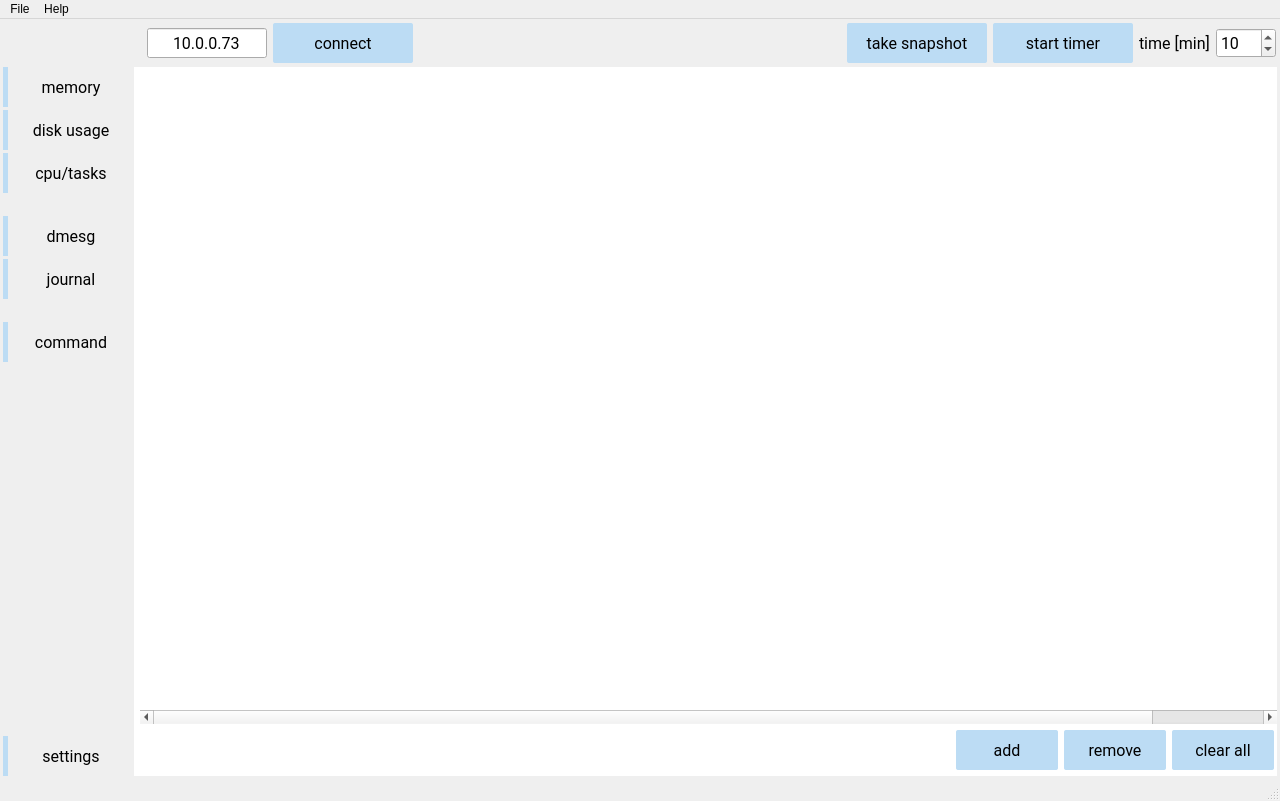
Qt form GUI/qt5TCMonitorMainWindow.ui (jaroslavkovar80/SSHClient) before a commit.
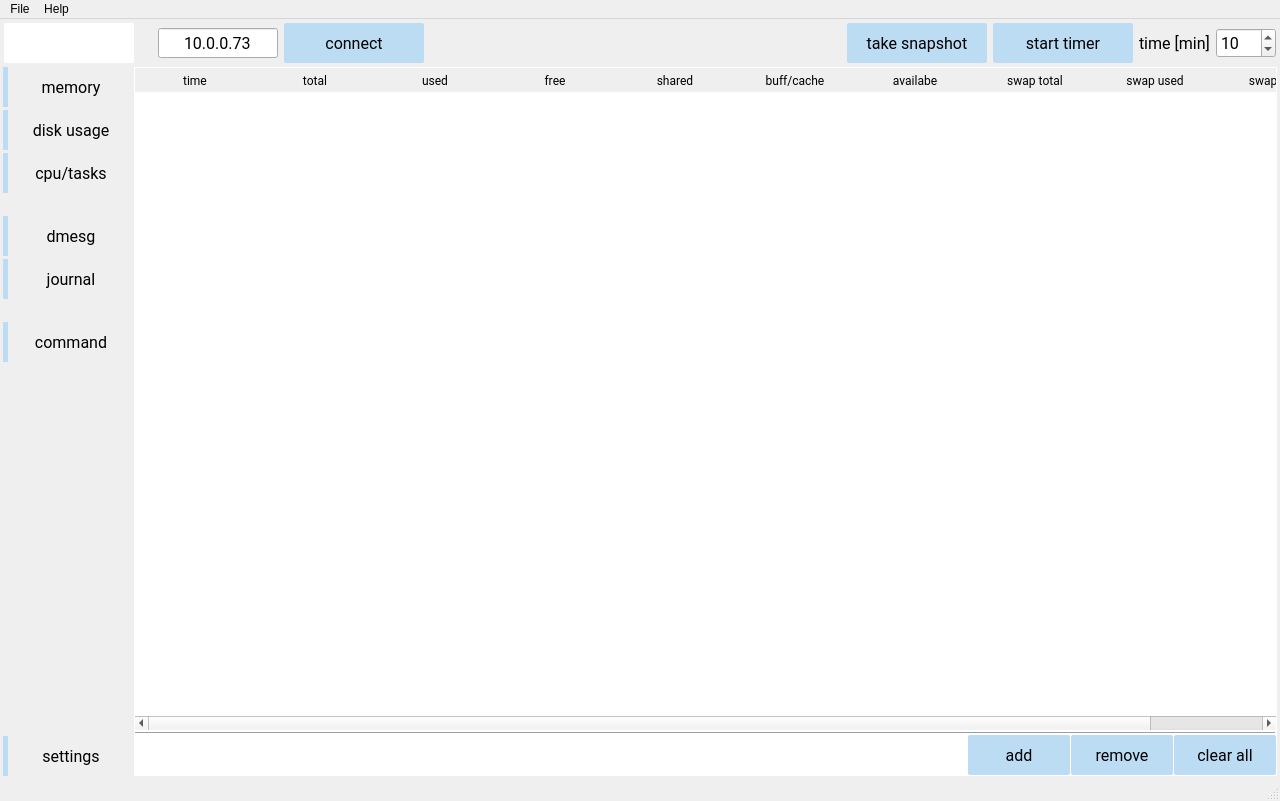
The same form after that commit. The open tabs and pages were chosen to show the change. Icons and pictures are not drawn.

The edit to the form file:
```diff
--- a/GUI/qt5TCMonitorMainWindow.ui
+++ b/GUI/qt5TCMonitorMainWindow.ui
@@ -676,7 +676,7 @@
      </layout>
     </item>
     <item row="0" column="0" colspan="2">
-     <layout class="QHBoxLayout" name="hlayoutTop" stretch="0,0,1,0,0,0,0,0,0">
+     <layout class="QHBoxLayout" name="hlayoutTop" stretch="0,0,0,1,0,0,0,0,0,0">
       <property name="spacing">
        <number>6</number>
       </property>
@@ -693,16 +693,42 @@
        <number>1</number>
       </property>
       <item>
-       <spacer name="horizontalSpacer_14">
-        <property name="orientation">
-         <enum>Qt::Horizontal</enum>
-        </property>
-        <property name="sizeType">
-         <enum>QSizePolicy::Fixed</enum>
-        </property>
-        <property name="sizeHint" stdset="0">
+       <widget class="QPushButton" name="pushButton_2">
+        <property name="minimumSize">
          <size>
           <width>130</width>
+          <height>40</height>
+         </size>
+        </property>
+        <property name="styleSheet">
+         <string notr="true">background-color: rgb(255, 255, 255,1);</string>
+        </property>
+        <property name="text">
+         <string/>
+        </property>
+        <property name="icon">
+         <iconset resource="resources.qrc">
+          <normaloff>:/test/pictures/BRLogo.png</normaloff>:/test/pictures/BRLogo.png</iconset>
+        </property>
+        <property name="iconSize">
+         <size>
+          <width>70</width>
+          <height>30</height>
+         </size>
+        </property>
+       </widget>
+      </item>
+      <item>
+       <spacer name="horizontalSpacer_14">
+        <property name="orientation">
+         <enum>Qt::Horizontal</enum>
+        </property>
+        <property name="sizeType">
+         <enum>QSizePolicy::Fixed</enum>
+        </property>
+        <property name="sizeHint" stdset="0">
+         <size>
+          <width>5</width>
           <height>20</height>
          </size>
         </property>
@@ -943,17 +969,20 @@
       </property>
       <widget class="QWidget" name="pgMemory">
        <layout class="QVBoxLayout" name="verticalLayout_3">
+        <property name="spacing">
+         <number>1</number>
+        </property>
         <property name="leftMargin">
-         <number>6</number>
+         <number>1</number>
         </property>
         <property name="topMargin">
-         <number>0</number>
+         <number>1</number>
         </property>
         <property name="rightMargin">
-         <number>0</number>
+         <number>1</number>
         </property>
         <property name="bottomMargin">
-         <number>6</number>
+         <number>1</number>
         </property>
         <item>
          <widget class="QTableWidget" name="tablewMemoryOverview">
@@ -992,7 +1021,7 @@
            <bool>true</bool>
           </property>
           <attribute name="horizontalHeaderVisible">
-           <bool>false</bool>
+           <bool>true</bool>
           </attribute>
           <attribute name="horizontalHeaderCascadingSectionResizes">
            <bool>true</bool>
@@ -1019,219 +1048,64 @@
            <property name="text">
             <string>time</string>
            </property>
-           <property name="font">
-            <font>
-             <family>Roboto</family>
-             <pointsize>10</pointsize>
-             <weight>50</weight>
-             <bold>false</bold>
-            </font>
-           </property>
-           <property name="textAlignment">
-            <set>AlignHCenter|AlignTop</set>
-           </property>
-           <property name="background">
-            <color>
-             <red>85</red>
-             <green>170</green>
-             <blue>255</blue>
-            </color>
-           </property>
           </column>
           <column>
            <property name="text">
             <string notr="true">total</string>
            </property>
-           <property name="font">
-            <font>
-             <family>Roboto</family>
-             <pointsize>10</pointsize>
-             <weight>50</weight>
-             <bold>false</bold>
-            </font>
-           </property>
-           <property name="textAlignment">
-            <set>AlignCenter</set>
-           </property>
-           <property name="background">
-            <color>
-             <red>85</red>
-             <green>170</green>
-             <blue>255</blue>
-            </color>
-           </property>
-           <property name="foreground">
-            <brush brushstyle="NoBrush">
-             <color alpha="255">
-              <red>0</red>
-              <green>0</green>
-              <blue>0</blue>
-             </color>
-            </brush>
-           </property>
           </column>
           <column>
            <property name="text">
             <string notr="true">used</string>
            </property>
-           <property name="font">
-            <font>
-             <family>Roboto</family>
-             <pointsize>10</pointsize>
-             <weight>50</weight>
-             <bold>false</bold>
-            </font>
-           </property>
-           <property name="background">
-            <color>
-             <red>85</red>
-             <green>170</green>
-             <blue>255</blue>
-            </color>
-           </property>
           </column>
           <column>
            <property name="text">
             <string notr="true">free</string>
            </property>
-           <property name="font">
-            <font>
-             <family>Roboto</family>
-             <pointsize>10</pointsize>
-             <weight>50</weight>
-             <bold>false</bold>
-            </font>
-           </property>
-           <property name="background">
-            <color>
-             <red>85</red>
-             <green>170</green>
-             <blue>255</blue>
-            </color>
-           </property>
           </column>
           <column>
            <property name="text">
             <string notr="true">shared</string>
            </property>
-           <property name="font">
-            <font>
-             <family>Roboto</family>
-             <pointsize>10</pointsize>
-             <weight>50</weight>
-             <bold>false</bold>
-            </font>
-           </property>
-           <property name="background">
-            <color>
-             <red>85</red>
-             <green>170</green>
-             <blue>255</blue>
-            </color>
-           </property>
           </column>
           <column>
            <property name="text">
             <string notr="true">buff/cache</string>
            </property>
-           <property name="font">
-            <font>
-             <family>Roboto</family>
-             <pointsize>10</pointsize>
-             <weight>50</weight>
-             <bold>false</bold>
-            </font>
-           </property>
-           <property name="background">
-            <color>
-             <red>85</red>
-             <green>170</green>
-             <blue>255</blue>
-            </color>
-           </property>
           </column>
           <column>
            <property name="text">
             <string notr="true">availabe</string>
            </property>
-           <property name="font">
-            <font>
-             <family>Roboto</family>
-             <pointsize>10</pointsize>
-             <weight>50</weight>
-             <bold>false</bold>
-            </font>
-           </property>
-           <property name="background">
-            <color>
-             <red>85</red>
-             <green>170</green>
-             <blue>255</blue>
-            </color>
-           </property>
           </column>
           <column>
            <property name="text">
             <string notr="true">swap total</string>
            </property>
-           <property name="font">
-            <font>
-             <family>Roboto</family>
-             <pointsize>10</pointsize>
-             <weight>50</weight>
-             <bold>false</bold>
-            </font>
-           </property>
-           <property name="background">
-            <color>
-             <red>85</red>
-             <green>170</green>
-             <blue>255</blue>
-            </color>
-           </property>
           </column>
           <column>
            <property name="text">
             <string notr="true">swap used</string>
            </property>
-           <property name="font">
-            <font>
-             <family>Roboto</family>
-             <pointsize>10</pointsize>
-             <weight>50</weight>
-             <bold>false</bold>
-            </font>
-           </property>
-           <property name="background">
-            <color>
-             <red>85</red>
-             <green>170</green>
-             <blue>255</blue>
-            </color>
-           </property>
           </column>
           <column>
            <property name="text">
             <string notr="true">swap free</string>
            </property>
-           <property name="font">
-            <font>
-             <family>Roboto</family>
-             <pointsize>10</pointsize>
-             <weight>50</weight>
-             <bold>false</bold>
-            </font>
-           </property>
-           <property name="background">
-            <color>
-             <red>85</red>
-             <green>170</green>
-             <blue>255</blue>
-            </color>
-           </property>
           </column>
          </widget>
         </item>
+        <item>
+         <widget class="Line" name="line_6">
+          <property name="frameShadow">
+           <enum>QFrame::Raised</enum>
+          </property>
+          <property name="orientation">
+           <enum>Qt::Horizontal</enum>
+          </property>
+         </widget>
+        </item>
         <item>
          <layout class="QHBoxLayout" name="horizontalLayout_7">
           <item>
@@ -1352,22 +1226,6 @@
             </property>
            </widget>
           </item>
-          <item>
-           <spacer name="horizontalSpacer_9">
-            <property name="orientation">
-             <enum>Qt::Horizontal</enum>
-            </property>
-            <property name="sizeType">
-             <enum>QSizePolicy::Fixed</enum>
-            </property>
-            <property name="sizeHint" stdset="0">
-             <size>
-              <width>3</width>
-              <height>20</height>
-             </size>
-            </property>
-           </spacer>
-          </item>
          </layout>
         </item>
        </layout>
```
Left out of the diff: 192 changed lines with no effect on the pictures.
